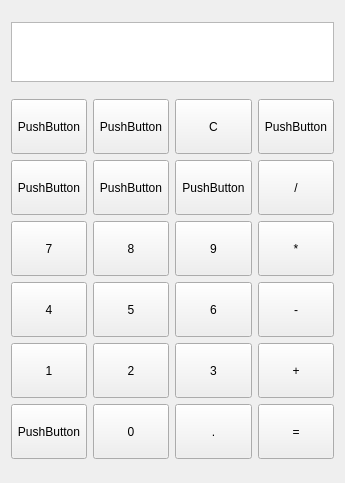
Old version of the form Calculator/Calculator.ui in the repository eaglecc/Calculator.
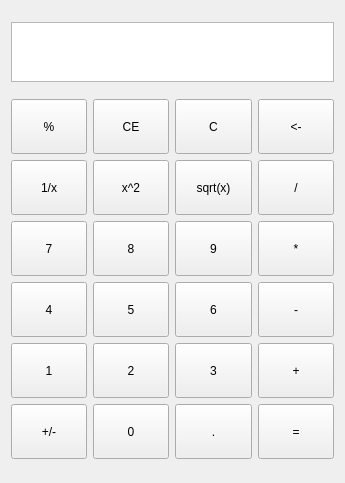
New version of the form.

```diff
--- a/Calculator/Calculator.ui
+++ b/Calculator/Calculator.ui
@@ -119,7 +119,7 @@
         </size>
        </property>
        <property name="text">
-        <string>PushButton</string>
+        <string>1/x</string>
        </property>
       </widget>
      </item>
@@ -145,7 +145,7 @@
         </size>
        </property>
        <property name="text">
-        <string>PushButton</string>
+        <string>+/-</string>
        </property>
       </widget>
      </item>
@@ -158,7 +158,7 @@
         </size>
        </property>
        <property name="text">
-        <string>PushButton</string>
+        <string>%</string>
        </property>
       </widget>
      </item>
@@ -223,7 +223,7 @@
         </size>
        </property>
        <property name="text">
-        <string>PushButton</string>
+        <string>&lt;-</string>
        </property>
       </widget>
      </item>
@@ -249,7 +249,7 @@
         </size>
        </property>
        <property name="text">
-        <string>PushButton</string>
+        <string>x^2</string>
        </property>
       </widget>
      </item>
@@ -301,7 +301,7 @@
         </size>
        </property>
        <property name="text">
-        <string>PushButton</string>
+        <string>sqrt(x)</string>
        </property>
       </widget>
      </item>
@@ -314,7 +314,7 @@
         </size>
        </property>
        <property name="text">
-        <string>PushButton</string>
+        <string>CE</string>
        </property>
       </widget>
      </item>
```
Left out of the diff: 2 changed lines with no effect on the pictures.
